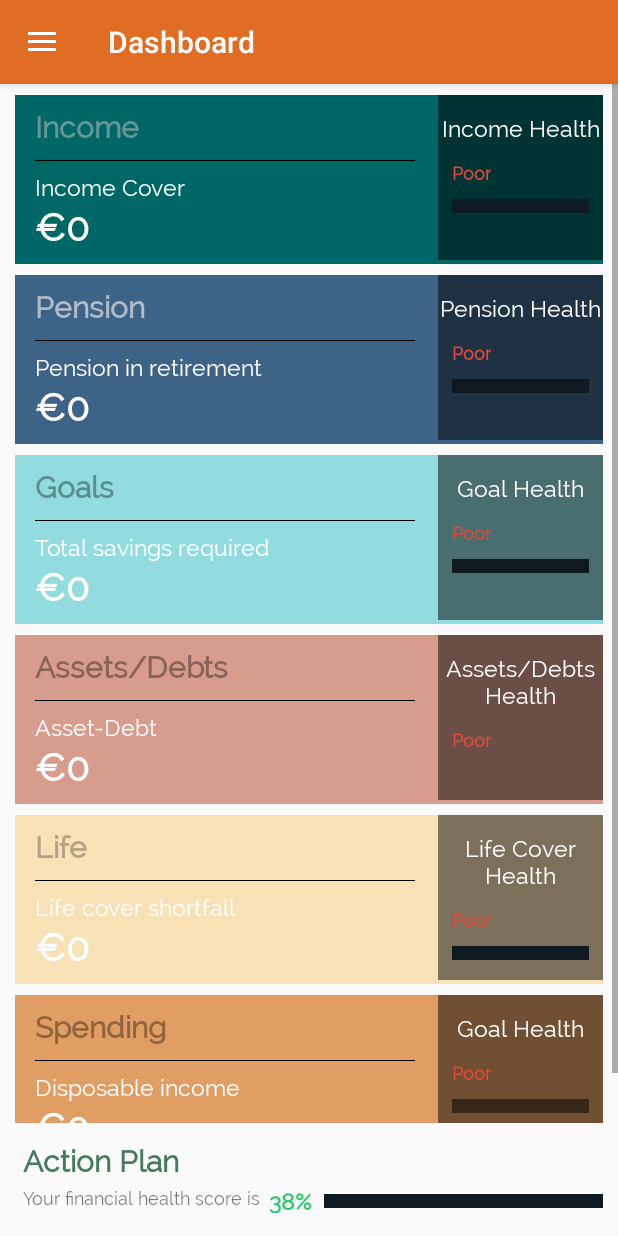
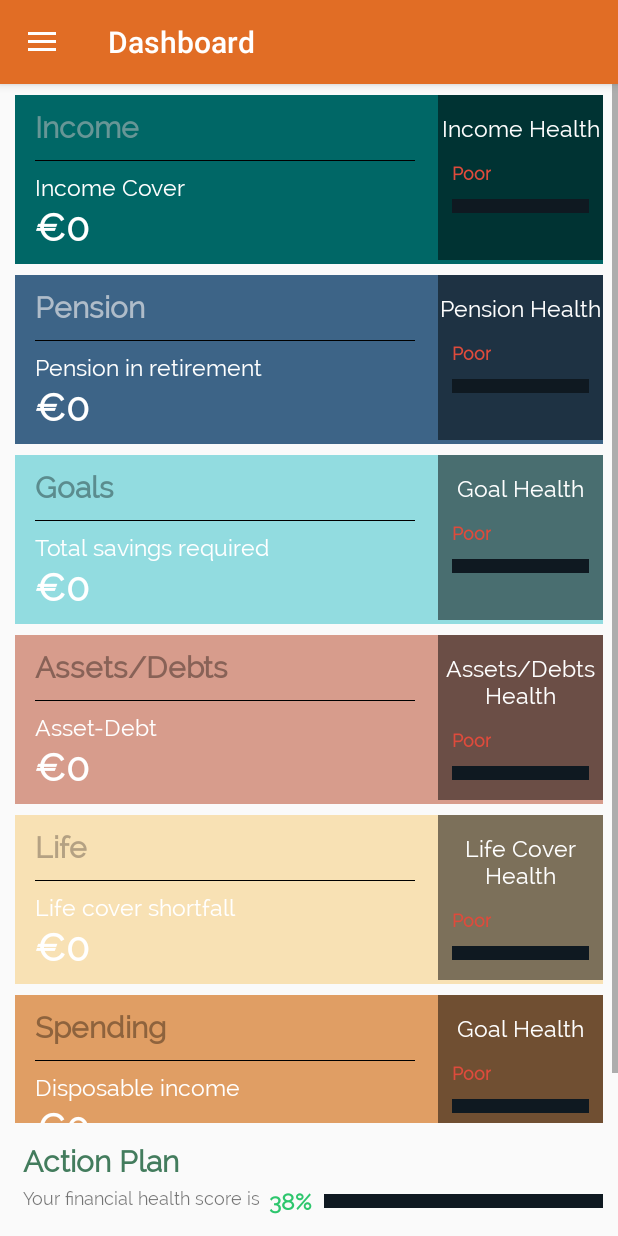
Before and after one commit to KalamaresFTW/mmp_mobile_app, an Android app: the DashboardActivity screen opened directly, with no data from a screen before it, on a phone screen of 412 x 824 dp. Run offline under Robolectric (Android 15) with nearby library versions, the phone set to English and light mode, and no system bars; 6 statements that could not run were skipped.

Commit message:
Fixed the health status progress bars on the dasboard, deleted old drawables.

```diff
--- a/app/src/main/java/mmp/mymoneyplatform_mobile_app/activity/DashboardActivity.java
+++ b/app/src/main/java/mmp/mymoneyplatform_mobile_app/activity/DashboardActivity.java
@@ -194,7 +194,6 @@ public class DashboardActivity extends AppCompatActivity
                         new CardViewData.HealthPanelData(
                                 this,
                                 getString(R.string.cv_hp_title_income),
-                                getResources().getDrawable(R.drawable.progress_bar_good),
                                 0,
                                 getResources().getColor(R.color.colorBackgroundHealthPanelIncome)
                         )
@@ -210,7 +209,6 @@ public class DashboardActivity extends AppCompatActivity
                         new CardViewData.HealthPanelData(
                                 this,
                                 getString(R.string.cv_hp_title_pension),
-                                getResources().getDrawable(R.drawable.progress_bar_poor),
                                 0,
                                 getResources().getColor(R.color.colorBackgroundHealthPanelPension)
                         )
@@ -226,7 +224,6 @@ public class DashboardActivity extends AppCompatActivity
                         new CardViewData.HealthPanelData(
                                 this,
                                 getString(R.string.cv_hp_title_goals),
-                                getResources().getDrawable(R.drawable.progress_bar_excelent),
                                 0,
                                 getResources().getColor(R.color.colorBackgroundHealthPanelGoals)
                         )
@@ -242,7 +239,6 @@ public class DashboardActivity extends AppCompatActivity
                         new CardViewData.HealthPanelData(
                                 this,
                                 getString(R.string.cv_hp_title_assets_debts),
-                                getResources().getDrawable(R.drawable.progress_bar_assetsdebts),
                                 0,
                                 getResources().getColor(R.color.colorBackgroundHealthPanelAssetsDebts)
                         )
@@ -258,7 +254,6 @@ public class DashboardActivity extends AppCompatActivity
                         new CardViewData.HealthPanelData(
                                 this,
                                 getString(R.string.cv_hp_title_life),
-                                getResources().getDrawable(R.drawable.progress_bar_medium),
                                 0,
                                 getResources().getColor(R.color.colorBackgroundHealthPanelLife)
                         )
@@ -274,7 +269,6 @@ public class DashboardActivity extends AppCompatActivity
                         new CardViewData.HealthPanelData(
                                 this,
                                 getString(R.string.cv_hp_title_spending),
-                                getResources().getDrawable(R.drawable.progress_bar_spendings),
                                 0,
                                 getResources().getColor(R.color.colorBackgroundHealthPanelSpending)
                         )
--- a/app/src/main/java/mmp/mymoneyplatform_mobile_app/pojo/CardViewData.java
+++ b/app/src/main/java/mmp/mymoneyplatform_mobile_app/pojo/CardViewData.java
@@ -108,10 +108,9 @@ public class CardViewData {
         private Drawable progressBar;
         private int healthProgress, statusColor, backgroundColor;
 
-        public HealthPanelData(Context c, String title, Drawable progressBar, int healthProgress, int backgroundColor) {
+        public HealthPanelData(Context c, String title, int healthProgress, int backgroundColor) {
             this.c = c;
             this.title = title;
-            this.progressBar = progressBar;
             this.healthProgress = healthProgress;
             assignStatus(this.healthProgress);
             this.backgroundColor = backgroundColor;
@@ -128,21 +127,26 @@ public class CardViewData {
          */
         private void assignStatus(double healthProgress) {
             //Depending on the healthProgress value we assign tha value for the Status and Color
-            if (healthProgress >= 0 && healthProgress <= 25) { //Less or equal to 25%
+            if (healthProgress >= 0 && healthProgress <= 25) {
+                // Less or equal to 25%
                 status = c.getString(R.string.cv_hp_state_poor);
                 statusColor = c.getResources().getColor(R.color.colorStatePoor);
+                progressBar = c.getResources().getDrawable(R.drawable.progress_bar_poor);
             } else if (healthProgress > 25 && healthProgress <= 50) {
-                //more than 25% and less or equal to 50%
+                // more than 25% and less or equal to 50%
                 status = c.getString(R.string.cv_hp_state_medium);
                 statusColor = c.getResources().getColor(R.color.colorStateMedium);
+                progressBar = c.getResources().getDrawable(R.drawable.progress_bar_medium);
             } else if (healthProgress > 50 && healthProgress <= 75) {
-                //more than 50% and less or equal to 75%
+                // more than 50% and less or equal to 75%
                 status = c.getString(R.string.cv_hp_state_good);
                 statusColor = c.getResources().getColor(R.color.colorStateGood);
+                progressBar = c.getResources().getDrawable(R.drawable.progress_bar_good);
             } else if (healthProgress > 75 && healthProgress <= 100) {
-                //more than 75% and less or equal to 100%
+                // more than 75% and less or equal to 100%
                 status = c.getString(R.string.cv_hp_state_excellent);
                 statusColor = c.getResources().getColor(R.color.colorStateExcelent);
+                progressBar = c.getResources().getDrawable(R.drawable.progress_bar_excelent);
             } else {
                 throw new IllegalArgumentException("The value of the healthProgress must " +
                         "be between 0 and 100");
@@ -150,7 +154,6 @@ public class CardViewData {
         }
 
         //region Getters and Setters
-
 
 
         /**
--- a/app/src/main/res/drawable/progress_bar_assetsdebts.xml
+++ /dev/null
@@ -1,29 +0,0 @@
-<?xml version="1.0" encoding="utf-8"?>
-<layer-list xmlns:android="http://schemas.android.com/apk/res/android">
-
-    <!-- Define the background properties like color etc -->
-    <item android:id="@+id/progressBarBackground">
-        <shape>
-            <gradient
-                android:angle="270"
-                android:centerColor="@color/colorBackgroundProgressBarAssetsDebts"
-                android:centerY="1.0"
-                android:endColor="@color/colorBackgroundProgressBarAssetsDebts"
-                android:startColor="@color/colorBackgroundProgressBarAssetsDebts" />
-        </shape>
-    </item>
-
-    <!-- Define the progress properties like start color, end color etc -->
-    <item android:id="@+id/progressBarProgress">
-        <clip>
-            <shape>
-                <gradient
-                    android:angle="270"
-                    android:centerColor="@color/colorBackgroundCardViewAssetsDebts"
-                    android:centerY="1.0"
-                    android:endColor="@color/colorBackgroundCardViewAssetsDebts"
-                    android:startColor="@color/colorBackgroundCardViewAssetsDebts" />
-            </shape>
-        </clip>
-    </item>
-</layer-list>
--- a/app/src/main/res/drawable/progress_bar_spendings.xml
+++ /dev/null
@@ -1,29 +0,0 @@
-<?xml version="1.0" encoding="utf-8"?>
-<layer-list xmlns:android="http://schemas.android.com/apk/res/android">
-
-    <!-- Define the background properties like color etc -->
-    <item android:id="@+id/progressBarBackground">
-        <shape>
-            <gradient
-                android:angle="270"
-                android:centerColor="@color/colorBackgroundProgressBarSpending"
-                android:centerY="1.0"
-                android:endColor="@color/colorBackgroundProgressBarSpending"
-                android:startColor="@color/colorBackgroundProgressBarSpending" />
-        </shape>
-    </item>
-
-    <!-- Define the progress properties like start color, end color etc -->
-    <item android:id="@+id/progressBarProgress">
-        <clip>
-            <shape>
-                <gradient
-                    android:angle="270"
-                    android:centerColor="@color/colorBackgroundCardViewSpending"
-                    android:centerY="1.0"
-                    android:endColor="@color/colorBackgroundCardViewSpending"
-                    android:startColor="@color/colorBackgroundCardViewSpending" />
-            </shape>
-        </clip>
-    </item>
-</layer-list>
```
